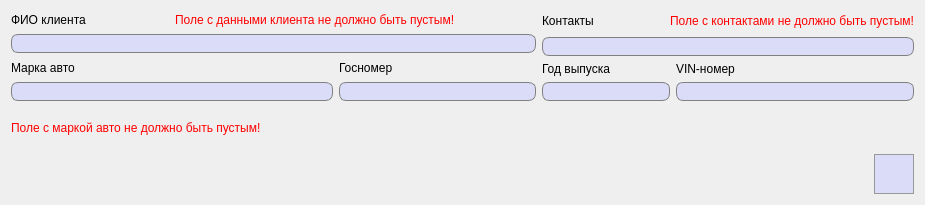
Above: AddClient.ui from FediiBohdan/TechService before the change. Below: the same form after it.
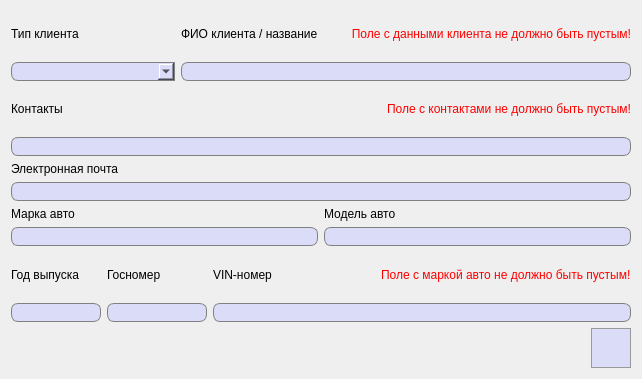
That is the form after the change. Icons and pictures are not drawn.

Commit message: Clients classes were updated + some other fixes

Diff of the .ui file:
```diff
--- a/AddClient.ui
+++ b/AddClient.ui
@@ -6,8 +6,8 @@
    <rect>
     <x>0</x>
     <y>0</y>
-    <width>925</width>
-    <height>205</height>
+    <width>642</width>
+    <height>379</height>
    </rect>
   </property>
   <property name="windowTitle">
@@ -16,8 +16,94 @@
   <property name="styleSheet">
    <string notr="true"/>
   </property>
-  <layout class="QGridLayout" name="gridLayout_3">
-   <item row="2" column="2">
+  <layout class="QGridLayout" name="gridLayout_5">
+   <item row="0" column="0" colspan="2">
+    <layout class="QGridLayout" name="gridLayout">
+     <item row="0" column="0">
+      <widget class="QLabel" name="label_7">
+       <property name="font">
+        <font>
+         <pointsize>9</pointsize>
+        </font>
+       </property>
+       <property name="text">
+        <string>Тип клиента</string>
+       </property>
+      </widget>
+     </item>
+     <item row="0" column="1">
+      <widget class="QLabel" name="label">
+       <property name="font">
+        <font>
+         <pointsize>9</pointsize>
+        </font>
+       </property>
+       <property name="text">
+        <string>ФИО клиента / название</string>
+       </property>
+      </widget>
+     </item>
+     <item row="0" column="2">
+      <widget class="QLabel" name="nameErrorLabel">
+       <property name="font">
+        <font>
+         <pointsize>9</pointsize>
+        </font>
+       </property>
+       <property name="styleSheet">
+        <string notr="true">QLabel {
+	color: red;
+}</string>
+       </property>
+       <property name="text">
+        <string>Поле с данными клиента не должно быть пустым!</string>
+       </property>
+       <property name="alignment">
+        <set>Qt::AlignRight|Qt::AlignTrailing|Qt::AlignVCenter</set>
+       </property>
+      </widget>
+     </item>
+     <item row="1" column="0">
+      <widget class="QComboBox" name="clientTypeComboBox">
+       <property name="font">
+        <font>
+         <pointsize>10</pointsize>
+        </font>
+       </property>
+       <property name="styleSheet">
+        <string notr="true">QComboBox {
+	border: 1px solid gray;
+    border-top-left-radius: 7px;
+	border-bottom-left-radius: 7px;
+    background-color: #dbdcf7;
+	padding-left: 6px;
+}</string>
+       </property>
+      </widget>
+     </item>
+     <item row="1" column="1" colspan="2">
+      <widget class="QLineEdit" name="clientFMLnameLine">
+       <property name="font">
+        <font>
+         <pointsize>10</pointsize>
+        </font>
+       </property>
+       <property name="styleSheet">
+        <string notr="true">QLineEdit {
+	border: 1px solid gray;
+    border-radius: 7px;
+    background-color: #dbdcf7;
+	padding-left: 3px;
+}</string>
+       </property>
+       <property name="frame">
+        <bool>true</bool>
+       </property>
+      </widget>
+     </item>
+    </layout>
+   </item>
+   <item row="4" column="1">
     <widget class="QPushButton" name="saveClientButton">
      <property name="minimumSize">
       <size>
@@ -65,230 +151,8 @@
      </property>
     </widget>
    </item>
-   <item row="0" column="0">
-    <layout class="QGridLayout" name="gridLayout">
-     <item row="0" column="0">
-      <widget class="QLabel" name="label">
-       <property name="font">
-        <font>
-         <pointsize>9</pointsize>
-        </font>
-       </property>
-       <property name="text">
-        <string>ФИО клиента</string>
-       </property>
-      </widget>
-     </item>
-     <item row="0" column="1" colspan="2">
-      <widget class="QLabel" name="nameErrorLabel">
-       <property name="font">
-        <font>
-         <pointsize>9</pointsize>
-        </font>
-       </property>
-       <property name="styleSheet">
-        <string notr="true">QLabel {
-	color: red;
-}</string>
-       </property>
-       <property name="text">
-        <string>Поле с данными клиента не должно быть пустым!</string>
-       </property>
-      </widget>
-     </item>
-     <item row="1" column="0" colspan="3">
-      <widget class="QLineEdit" name="clientFMLnameLine">
-       <property name="font">
-        <font>
-         <pointsize>10</pointsize>
-        </font>
-       </property>
-       <property name="styleSheet">
-        <string notr="true">QLineEdit {
-	border: 1px solid gray;
-    border-radius: 7px;
-    background-color: #dbdcf7;
-	padding-left: 3px;
-}</string>
-       </property>
-       <property name="frame">
-        <bool>true</bool>
-       </property>
-      </widget>
-     </item>
-     <item row="2" column="2">
-      <widget class="QLabel" name="label_4">
-       <property name="font">
-        <font>
-         <pointsize>9</pointsize>
-        </font>
-       </property>
-       <property name="text">
-        <string>Госномер</string>
-       </property>
-      </widget>
-     </item>
-     <item row="3" column="0" colspan="2">
-      <widget class="QLineEdit" name="autoModelLine">
-       <property name="minimumSize">
-        <size>
-         <width>0</width>
-         <height>0</height>
-        </size>
-       </property>
-       <property name="maximumSize">
-        <size>
-         <width>16777215</width>
-         <height>16777215</height>
-        </size>
-       </property>
-       <property name="font">
-        <font>
-         <pointsize>10</pointsize>
-        </font>
-       </property>
-       <property name="styleSheet">
-        <string notr="true">QLineEdit {
-	border: 1px solid gray;
-    border-radius: 7px;
-    background-color: #dbdcf7;
-	padding-left: 3px;
-}</string>
-       </property>
-       <property name="frame">
-        <bool>true</bool>
-       </property>
-      </widget>
-     </item>
-     <item row="3" column="2">
-      <widget class="QLineEdit" name="autoLicensePlateLine">
-       <property name="maximumSize">
-        <size>
-         <width>197</width>
-         <height>16777215</height>
-        </size>
-       </property>
-       <property name="font">
-        <font>
-         <pointsize>10</pointsize>
-        </font>
-       </property>
-       <property name="styleSheet">
-        <string notr="true">QLineEdit {
-	border: 1px solid gray;
-    border-radius: 7px;
-    background-color: #dbdcf7;
-	padding-left: 3px;
-}</string>
-       </property>
-       <property name="frame">
-        <bool>true</bool>
-       </property>
-      </widget>
-     </item>
-     <item row="2" column="0" colspan="2">
-      <widget class="QLabel" name="label_3">
-       <property name="font">
-        <font>
-         <pointsize>9</pointsize>
-        </font>
-       </property>
-       <property name="text">
-        <string>Марка авто</string>
-       </property>
-      </widget>
-     </item>
-    </layout>
-   </item>
-   <item row="1" column="0">
-    <widget class="QLabel" name="autoErrorLabel">
-     <property name="font">
-      <font>
-       <pointsize>9</pointsize>
-      </font>
-     </property>
-     <property name="styleSheet">
-      <string notr="true">QLabel {
-	color: red;
-}</string>
-     </property>
-     <property name="text">
-      <string>Поле с маркой авто не должно быть пустым!</string>
-     </property>
-    </widget>
-   </item>
-   <item row="0" column="1" colspan="2">
+   <item row="1" column="0" colspan="2">
     <layout class="QGridLayout" name="gridLayout_2">
-     <item row="3" column="0" colspan="3">
-      <widget class="QLineEdit" name="manufactureYearLine">
-       <property name="maximumSize">
-        <size>
-         <width>16777215</width>
-         <height>16777215</height>
-        </size>
-       </property>
-       <property name="font">
-        <font>
-         <pointsize>10</pointsize>
-        </font>
-       </property>
-       <property name="styleSheet">
-        <string notr="true">QLineEdit {
-	border: 1px solid gray;
-    border-radius: 7px;
-    background-color: #dbdcf7;
-	padding-left: 3px;
-}</string>
-       </property>
-       <property name="frame">
-        <bool>true</bool>
-       </property>
-      </widget>
-     </item>
-     <item row="2" column="3">
-      <widget class="QLabel" name="label_6">
-       <property name="font">
-        <font>
-         <pointsize>9</pointsize>
-        </font>
-       </property>
-       <property name="text">
-        <string>VIN-номер</string>
-       </property>
-      </widget>
-     </item>
-     <item row="1" column="0" colspan="4">
-      <widget class="QLineEdit" name="contactsLine">
-       <property name="font">
-        <font>
-         <pointsize>10</pointsize>
-        </font>
-       </property>
-       <property name="styleSheet">
-        <string notr="true">QLineEdit {
-	border: 1px solid gray;
-    border-radius: 7px;
-    background-color: #dbdcf7;
-	padding-left: 3px;
-}</string>
-       </property>
-       <property name="frame">
-        <bool>true</bool>
-       </property>
-      </widget>
-     </item>
-     <item row="2" column="0" colspan="3">
-      <widget class="QLabel" name="label_5">
-       <property name="font">
-        <font>
-         <pointsize>9</pointsize>
-        </font>
-       </property>
-       <property name="text">
-        <string>Год выпуска</string>
-       </property>
-      </widget>
-     </item>
      <item row="0" column="0">
       <widget class="QLabel" name="label_2">
        <property name="font">
@@ -301,43 +165,6 @@
        </property>
       </widget>
      </item>
-     <item row="0" column="2" colspan="2">
-      <widget class="QLabel" name="contactsErrorLabel">
-       <property name="font">
-        <font>
-         <pointsize>9</pointsize>
-        </font>
-       </property>
-       <property name="styleSheet">
-        <string notr="true">QLabel {
-	color: red;
-}</string>
-       </property>
-       <property name="text">
-        <string>Поле с контактами не должно быть пустым!</string>
-       </property>
-      </widget>
-     </item>
-     <item row="3" column="3">
-      <widget class="QLineEdit" name="VINnumberLine">
-       <property name="font">
-        <font>
-         <pointsize>10</pointsize>
-        </font>
-       </property>
-       <property name="styleSheet">
-        <string notr="true">QLineEdit {
-	border: 1px solid gray;
-    border-radius: 7px;
-    background-color: #dbdcf7;
-	padding-left: 3px;
-}</string>
-       </property>
-       <property name="frame">
-        <bool>true</bool>
-       </property>
-      </widget>
-     </item>
      <item row="0" column="1">
       <spacer name="horizontalSpacer_2">
        <property name="orientation">
@@ -345,15 +172,314 @@
        </property>
        <property name="sizeHint" stdset="0">
         <size>
-         <width>40</width>
-         <height>20</height>
+         <width>431</width>
+         <height>25</height>
         </size>
        </property>
       </spacer>
      </item>
+     <item row="0" column="2">
+      <widget class="QLabel" name="contactsErrorLabel">
+       <property name="font">
+        <font>
+         <pointsize>9</pointsize>
+        </font>
+       </property>
+       <property name="styleSheet">
+        <string notr="true">QLabel {
+	color: red;
+}</string>
+       </property>
+       <property name="text">
+        <string>Поле с контактами не должно быть пустым!</string>
+       </property>
+      </widget>
+     </item>
+     <item row="1" column="0" colspan="3">
+      <widget class="QLineEdit" name="contactsLine">
+       <property name="font">
+        <font>
+         <pointsize>10</pointsize>
+        </font>
+       </property>
+       <property name="styleSheet">
+        <string notr="true">QLineEdit {
+	border: 1px solid gray;
+    border-radius: 7px;
+    background-color: #dbdcf7;
+	padding-left: 3px;
+}</string>
+       </property>
+       <property name="frame">
+        <bool>true</bool>
+       </property>
+      </widget>
+     </item>
     </layout>
    </item>
    <item row="2" column="0" colspan="2">
+    <layout class="QGridLayout" name="gridLayout_3">
+     <item row="2" column="0">
+      <widget class="QLabel" name="label_3">
+       <property name="font">
+        <font>
+         <pointsize>9</pointsize>
+        </font>
+       </property>
+       <property name="text">
+        <string>Марка авто</string>
+       </property>
+      </widget>
+     </item>
+     <item row="2" column="1">
+      <widget class="QLabel" name="label_8">
+       <property name="font">
+        <font>
+         <pointsize>9</pointsize>
+        </font>
+       </property>
+       <property name="text">
+        <string>Модель авто</string>
+       </property>
+      </widget>
+     </item>
+     <item row="3" column="1">
+      <widget class="QLineEdit" name="autoModelLine">
+       <property name="minimumSize">
+        <size>
+         <width>0</width>
+         <height>0</height>
+        </size>
+       </property>
+       <property name="maximumSize">
+        <size>
+         <width>16777215</width>
+         <height>16777215</height>
+        </size>
+       </property>
+       <property name="font">
+        <font>
+         <pointsize>10</pointsize>
+        </font>
+       </property>
+       <property name="styleSheet">
+        <string notr="true">QLineEdit {
+	border: 1px solid gray;
+    border-radius: 7px;
+    background-color: #dbdcf7;
+	padding-left: 3px;
+}</string>
+       </property>
+       <property name="frame">
+        <bool>true</bool>
+       </property>
+      </widget>
+     </item>
+     <item row="3" column="0">
+      <widget class="QLineEdit" name="autoBrandLine">
+       <property name="minimumSize">
+        <size>
+         <width>0</width>
+         <height>0</height>
+        </size>
+       </property>
+       <property name="maximumSize">
+        <size>
+         <width>16777215</width>
+         <height>16777215</height>
+        </size>
+       </property>
+       <property name="font">
+        <font>
+         <pointsize>10</pointsize>
+        </font>
+       </property>
+       <property name="styleSheet">
+        <string notr="true">QLineEdit {
+	border: 1px solid gray;
+    border-radius: 7px;
+    background-color: #dbdcf7;
+	padding-left: 3px;
+}</string>
+       </property>
+       <property name="frame">
+        <bool>true</bool>
+       </property>
+      </widget>
+     </item>
+     <item row="0" column="0" colspan="2">
+      <widget class="QLabel" name="label_9">
+       <property name="font">
+        <font>
+         <pointsize>9</pointsize>
+        </font>
+       </property>
+       <property name="text">
+        <string>Электронная почта</string>
+       </property>
+      </widget>
+     </item>
+     <item row="1" column="0" colspan="2">
+      <widget class="QLineEdit" name="emailLine">
+       <property name="font">
+        <font>
+         <pointsize>10</pointsize>
+        </font>
+       </property>
+       <property name="styleSheet">
+        <string notr="true">QLineEdit {
+	border: 1px solid gray;
+    border-radius: 7px;
+    background-color: #dbdcf7;
+	padding-left: 3px;
+}</string>
+       </property>
+      </widget>
+     </item>
+    </layout>
+   </item>
+   <item row="3" column="0" colspan="2">
+    <layout class="QGridLayout" name="gridLayout_4">
+     <item row="1" column="1">
+      <widget class="QLineEdit" name="autoLicensePlateLine">
+       <property name="minimumSize">
+        <size>
+         <width>100</width>
+         <height>0</height>
+        </size>
+       </property>
+       <property name="maximumSize">
+        <size>
+         <width>100</width>
+         <height>16777215</height>
+        </size>
+       </property>
+       <property name="font">
+        <font>
+         <pointsize>10</pointsize>
+        </font>
+       </property>
+       <property name="styleSheet">
+        <string notr="true">QLineEdit {
+	border: 1px solid gray;
+    border-radius: 7px;
+    background-color: #dbdcf7;
+	padding-left: 3px;
+}</string>
+       </property>
+       <property name="frame">
+        <bool>true</bool>
+       </property>
+      </widget>
+     </item>
+     <item row="0" column="1">
+      <widget class="QLabel" name="label_4">
+       <property name="font">
+        <font>
+         <pointsize>9</pointsize>
+        </font>
+       </property>
+       <property name="text">
+        <string>Госномер</string>
+       </property>
+      </widget>
+     </item>
+     <item row="0" column="0">
+      <widget class="QLabel" name="label_5">
+       <property name="font">
+        <font>
+         <pointsize>9</pointsize>
+        </font>
+       </property>
+       <property name="text">
+        <string>Год выпуска</string>
+       </property>
+      </widget>
+     </item>
+     <item row="1" column="0">
+      <widget class="QLineEdit" name="manufactureYearLine">
+       <property name="minimumSize">
+        <size>
+         <width>90</width>
+         <height>0</height>
+        </size>
+       </property>
+       <property name="maximumSize">
+        <size>
+         <width>90</width>
+         <height>16777215</height>
+        </size>
+       </property>
+       <property name="font">
+        <font>
+         <pointsize>10</pointsize>
+        </font>
+       </property>
+       <property name="styleSheet">
+        <string notr="true">QLineEdit {
+	border: 1px solid gray;
+    border-radius: 7px;
+    background-color: #dbdcf7;
+	padding-left: 3px;
+}</string>
+       </property>
+       <property name="frame">
+        <bool>true</bool>
+       </property>
+      </widget>
+     </item>
+     <item row="0" column="2">
+      <widget class="QLabel" name="label_6">
+       <property name="font">
+        <font>
+         <pointsize>9</pointsize>
+        </font>
+       </property>
+       <property name="text">
+        <string>VIN-номер</string>
+       </property>
+      </widget>
+     </item>
+     <item row="0" column="3">
+      <widget class="QLabel" name="autoErrorLabel">
+       <property name="font">
+        <font>
+         <pointsize>9</pointsize>
+        </font>
+       </property>
+       <property name="styleSheet">
+        <string notr="true">QLabel {
+	color: red;
+}</string>
+       </property>
+       <property name="text">
+        <string>Поле с маркой авто не должно быть пустым!</string>
+       </property>
+      </widget>
+     </item>
+     <item row="1" column="2" colspan="2">
+      <widget class="QLineEdit" name="VINnumberLine">
+       <property name="font">
+        <font>
+         <pointsize>10</pointsize>
+        </font>
+       </property>
+       <property name="styleSheet">
+        <string notr="true">QLineEdit {
+	border: 1px solid gray;
+    border-radius: 7px;
+    background-color: #dbdcf7;
+	padding-left: 3px;
+}</string>
+       </property>
+       <property name="frame">
+        <bool>true</bool>
+       </property>
+      </widget>
+     </item>
+    </layout>
+   </item>
+   <item row="4" column="0">
     <spacer name="horizontalSpacer">
      <property name="orientation">
       <enum>Qt::Horizontal</enum>
```
The commit also changes 20 other files.
